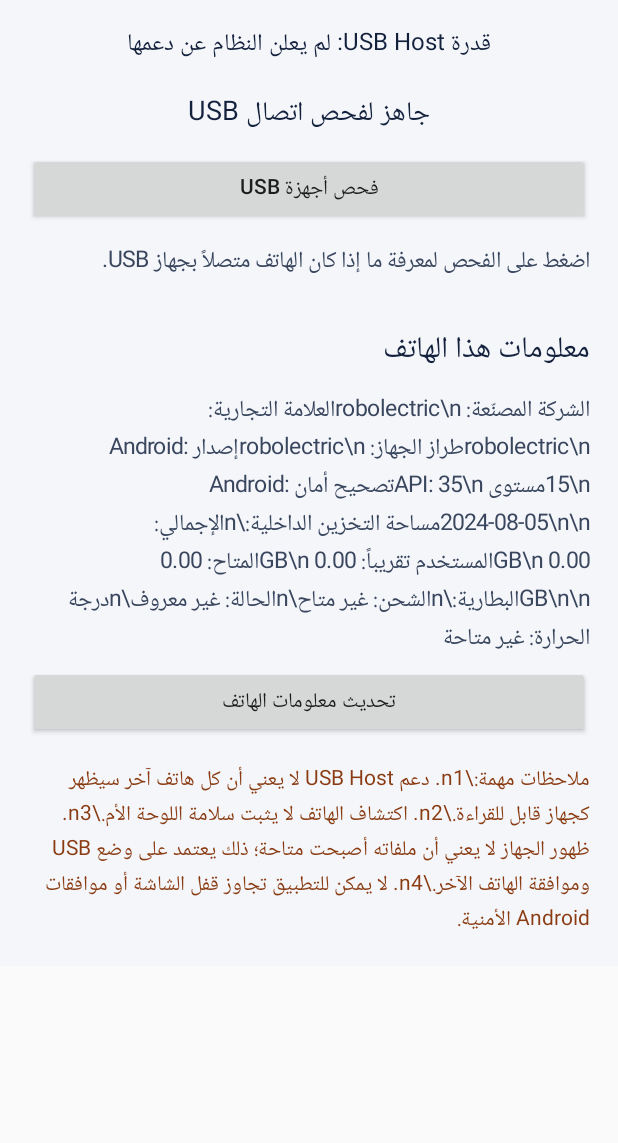
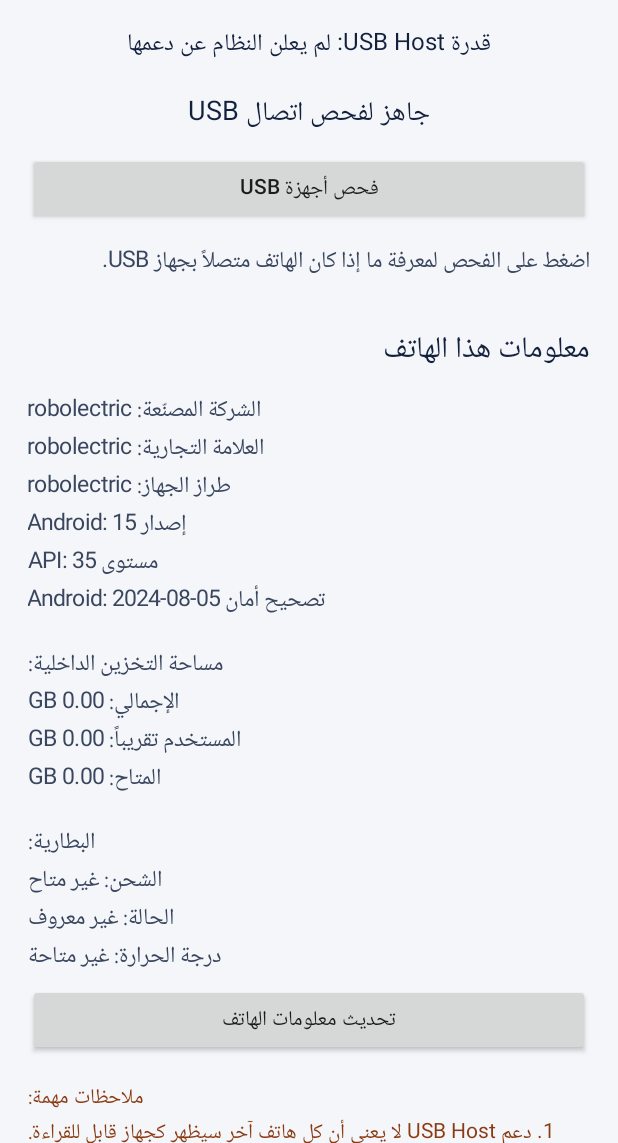
Before and after one commit to Salah1m/Phone-Doctor, an Android app: the screen it shows after launch (MainActivity), on a phone screen of 412 x 824 dp, the part 93-1236 px from its top. Run offline under Robolectric (Android 15) with nearby library versions, the phone set to English and light mode, and no system bars.

Commit message:
Fix Arabic line breaks and text direction

```diff
--- a/app/src/main/java/com/phonedoctor/MainActivity.kt
+++ b/app/src/main/java/com/phonedoctor/MainActivity.kt
@@ -8,6 +8,7 @@ import android.os.Build
 import android.os.Bundle
 import android.os.StatFs
 import android.view.Gravity
+import android.view.View
 import android.widget.Button
 import android.widget.LinearLayout
 import android.widget.ScrollView
@@ -70,6 +71,8 @@ class MainActivity : Activity() {
             setPadding(0, 24, 0, 8)
         }
         phoneInfo = TextView(this).apply {
+            textDirection = View.TEXT_DIRECTION_RTL
+            textAlignment = View.TEXT_ALIGNMENT_VIEW_START
             textSize = 15f
             setTextColor(0xFF39465E.toInt())
             setPadding(0, 8, 0, 8)
@@ -80,10 +83,12 @@ class MainActivity : Activity() {
         }
 
         val note = TextView(this).apply {
-            text = "ملاحظات مهمة:\\n" +
-                "1. دعم USB Host لا يعني أن كل هاتف آخر سيظهر كجهاز قابل للقراءة.\\n" +
-                "2. اكتشاف الهاتف لا يثبت سلامة اللوحة الأم.\\n" +
-                "3. ظهور الجهاز لا يعني أن ملفاته أصبحت متاحة؛ ذلك يعتمد على وضع USB وموافقة الهاتف الآخر.\\n" +
+            textDirection = View.TEXT_DIRECTION_RTL
+            textAlignment = View.TEXT_ALIGNMENT_VIEW_START
+            text = "ملاحظات مهمة:\n" +
+                "1. دعم USB Host لا يعني أن كل هاتف آخر سيظهر كجهاز قابل للقراءة.\n" +
+                "2. اكتشاف الهاتف لا يثبت سلامة اللوحة الأم.\n" +
+                "3. ظهور الجهاز لا يعني أن ملفاته أصبحت متاحة؛ ذلك يعتمد على وضع USB وموافقة الهاتف الآخر.\n" +
                 "4. لا يمكن للتطبيق تجاوز قفل الشاشة أو موافقات Android الأمنية."
             textSize = 14f
             setTextColor(0xFF8A3B12.toInt())
@@ -134,19 +139,19 @@ class MainActivity : Activity() {
         val tempText = if (temperature >= 0) String.format(Locale.getDefault(), "%.1f °C", temperature / 10f) else "غير متاحة"
 
         phoneInfo.text =
-            "الشركة المصنّعة: ${Build.MANUFACTURER}\\n" +
-            "العلامة التجارية: ${Build.BRAND}\\n" +
-            "طراز الجهاز: ${Build.MODEL}\\n" +
-            "إصدار Android: ${Build.VERSION.RELEASE}\\n" +
-            "مستوى API: ${Build.VERSION.SDK_INT}\\n" +
-            "تصحيح أمان Android: ${Build.VERSION.SECURITY_PATCH}\\n\\n" +
-            "مساحة التخزين الداخلية:\\n" +
-            "الإجمالي: ${formatBytes(totalBytes)}\\n" +
-            "المستخدم تقريباً: ${formatBytes(usedBytes)}\\n" +
-            "المتاح: ${formatBytes(availableBytes)}\\n\\n" +
-            "البطارية:\\n" +
-            "الشحن: ${if (batteryPercent >= 0) "$batteryPercent%" else "غير متاح"}\\n" +
-            "الحالة: $chargingText\\n" +
+            "الشركة المصنّعة: ${Build.MANUFACTURER}\n" +
+            "العلامة التجارية: ${Build.BRAND}\n" +
+            "طراز الجهاز: ${Build.MODEL}\n" +
+            "إصدار Android: ${Build.VERSION.RELEASE}\n" +
+            "مستوى API: ${Build.VERSION.SDK_INT}\n" +
+            "تصحيح أمان Android: ${Build.VERSION.SECURITY_PATCH}\n\n" +
+            "مساحة التخزين الداخلية:\n" +
+            "الإجمالي: ${formatBytes(totalBytes)}\n" +
+            "المستخدم تقريباً: ${formatBytes(usedBytes)}\n" +
+            "المتاح: ${formatBytes(availableBytes)}\n\n" +
+            "البطارية:\n" +
+            "الشحن: ${if (batteryPercent >= 0) "$batteryPercent%" else "غير متاح"}\n" +
+            "الحالة: $chargingText\n" +
             "درجة الحرارة: $tempText"
     }
 
@@ -174,20 +179,20 @@ class MainActivity : Activity() {
                 val interfaces = (0 until device.interfaceCount).map { interfaceIndex ->
                     val usbInterface = device.getInterface(interfaceIndex)
                     "واجهة ${interfaceIndex + 1}: Class ${usbInterface.interfaceClass}, Subclass ${usbInterface.interfaceSubclass}, Protocol ${usbInterface.interfaceProtocol}"
-                }.joinToString("\\n")
+                }.joinToString("\n")
 
-                (index + 1).toString() + ". معلومات الجهاز\\n" +
-                    "الشركة المصنّعة: " + manufacturer + "\\n" +
-                    "اسم المنتج: " + product + "\\n" +
-                    "اسم USB: " + device.deviceName + "\\n" +
-                    "Vendor ID: " + device.vendorId + "\\n" +
-                    "Product ID: " + device.productId + "\\n" +
-                    "فئة الجهاز: " + device.deviceClass + "\\n" +
-                    "عدد الواجهات: " + device.interfaceCount + "\\n" +
+                (index + 1).toString() + ". معلومات الجهاز\n" +
+                    "الشركة المصنّعة: " + manufacturer + "\n" +
+                    "اسم المنتج: " + product + "\n" +
+                    "اسم USB: " + device.deviceName + "\n" +
+                    "Vendor ID: " + device.vendorId + "\n" +
+                    "Product ID: " + device.productId + "\n" +
+                    "فئة الجهاز: " + device.deviceClass + "\n" +
+                    "عدد الواجهات: " + device.interfaceCount + "\n" +
                     "إذن الوصول: " + if (manager.hasPermission(device)) "ممنوح" else "غير ممنوح" +
-                    (if (interfaces.isNotEmpty()) "\\n" + interfaces else "") +
-                    "\\nإمكانية قراءة الملفات: تحتاج إلى اختبار وضع الاتصال وموافقة الهاتف الآخر."
-            }.joinToString("\\n\\n--------------------\\n\\n")
+                    (if (interfaces.isNotEmpty()) "\n" + interfaces else "") +
+                    "\nإمكانية قراءة الملفات: تحتاج إلى اختبار وضع الاتصال وموافقة الهاتف الآخر."
+            }.joinToString("\n\n--------------------\n\n")
         }
     }
 }
```
